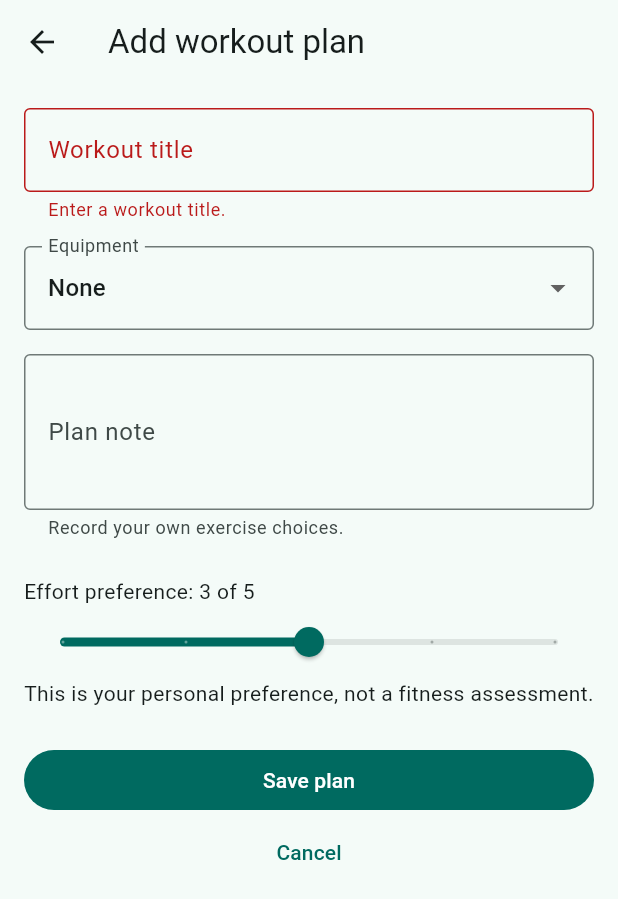
After one commit to jemel119/movement_quest, a Flutter app: the WorkoutEditorScreen screen opened directly, after a tap on "Save plan", on a phone screen of 412 x 824 dp. The commit adds this screen. Shown: the top 899 px of the screen. Run offline on Flutter 3.47's test engine with Material 3 defaults, Android fonts, the phone set to English and light mode, and no system bars; our stand-ins replace sqflite; accounts and stored records are empty.

Commit message:
Add validated workout editor and catalog actions

```diff
--- a/lib/controllers/workout_controller.dart
+++ b/lib/controllers/workout_controller.dart
@@ -63,18 +63,20 @@ class WorkoutController extends ChangeNotifier {
     );
   }
 
-  Future<bool> savePlan(WorkoutPlan plan) {
-    return _perform(
+  Future<WorkoutPlan?> savePlan(WorkoutPlan plan) async {
+    WorkoutPlan? saved;
+
+    await _perform(
       action: () async {
-        if (plan.id == null) {
-          await _workouts.createPlan(plan);
-        } else {
-          await _workouts.updatePlan(plan);
-        }
+        saved = plan.id == null
+            ? await _workouts.createPlan(plan)
+            : await _workouts.updatePlan(plan);
       },
       failureMessage:
           'Could not save or refresh your workouts. Reload before retrying.',
     );
+
+    return saved;
   }
 
   Future<bool> deletePlan(int id) {
--- a/lib/screens/workout_catalog_screen.dart
+++ b/lib/screens/workout_catalog_screen.dart
@@ -4,6 +4,7 @@ import 'package:provider/provider.dart';
 import '../controllers/workout_controller.dart';
 import '../models/workout_plan.dart';
 import '../widgets/workout_card.dart';
+import 'workout_editor_screen.dart';
 
 class WorkoutCatalogScreen extends StatefulWidget {
   const WorkoutCatalogScreen({super.key});
@@ -28,6 +29,18 @@ class _WorkoutCatalogScreenState extends State<WorkoutCatalogScreen> {
         controller.load();
       }
     });
+  }
+
+  Future<void> _openEditor({WorkoutPlan? plan}) async {
+    final controller = context.read<WorkoutController>();
+
+    if (controller.isBusy) {
+      return;
+    }
+
+    await Navigator.of(context).push<void>(
+      MaterialPageRoute<void>(builder: (_) => WorkoutEditorScreen(plan: plan)),
+    );
   }
 
   @override
@@ -92,6 +105,12 @@ class _WorkoutCatalogScreenState extends State<WorkoutCatalogScreen> {
                       ),
                     ),
                   ),
+                  const SizedBox(height: 12),
+                  FilledButton.icon(
+                    onPressed: controller.isBusy ? null : () => _openEditor(),
+                    icon: const Icon(Icons.add),
+                    label: const Text('Add plan'),
+                  ),
                 ],
               ),
             ),
@@ -139,9 +158,14 @@ class _WorkoutCatalogScreenState extends State<WorkoutCatalogScreen> {
                       padding: const EdgeInsets.fromLTRB(12, 0, 12, 16),
                       itemCount: plans.length,
                       itemBuilder: (context, index) {
+                        final plan = plans[index];
+
                         return WorkoutCard(
-                          key: ValueKey(plans[index].id),
-                          plan: plans[index],
+                          key: ValueKey(plan.id),
+                          plan: plan,
+                          onEdit: controller.isBusy
+                              ? null
+                              : () => _openEditor(plan: plan),
                         );
                       },
                     ),
--- /dev/null
+++ b/lib/screens/workout_editor_screen.dart
@@ -0,0 +1,255 @@
+import 'package:flutter/material.dart';
+import 'package:provider/provider.dart';
+
+import '../controllers/workout_controller.dart';
+import '../models/workout_plan.dart';
+
+class WorkoutEditorScreen extends StatefulWidget {
+  final WorkoutPlan? plan;
+
+  const WorkoutEditorScreen({super.key, this.plan});
+
+  @override
+  State<WorkoutEditorScreen> createState() => _WorkoutEditorScreenState();
+}
+
+class _WorkoutEditorScreenState extends State<WorkoutEditorScreen> {
+  final _formKey = GlobalKey<FormState>();
+
+  late final TextEditingController _titleController;
+  late final TextEditingController _noteController;
+
+  late String _equipmentTag;
+  late int _effortPreference;
+
+  bool _saving = false;
+  bool _confirmingLeave = false;
+  String? _saveError;
+
+  bool get _hasChanges {
+    final original = widget.plan;
+
+    return _titleController.text != (original?.title ?? '') ||
+        _noteController.text != (original?.planNote ?? '') ||
+        _equipmentTag != (original?.equipmentTag ?? 'None') ||
+        _effortPreference != (original?.effortPreference ?? 3);
+  }
+
+  @override
+  void initState() {
+    super.initState();
+
+    _titleController = TextEditingController(text: widget.plan?.title ?? '');
+    _noteController = TextEditingController(text: widget.plan?.planNote ?? '');
+    _equipmentTag = widget.plan?.equipmentTag ?? 'None';
+    _effortPreference = widget.plan?.effortPreference ?? 3;
+  }
+
+  Future<void> _requestLeave() async {
+    if (_saving || _confirmingLeave) {
+      return;
+    }
+
+    if (!_hasChanges) {
+      Navigator.of(context).pop();
+      return;
+    }
+
+    _confirmingLeave = true;
+
+    try {
+      final discard = await showDialog<bool>(
+        context: context,
+        builder: (dialogContext) => AlertDialog(
+          title: const Text('Discard changes?'),
+          content: const Text('Your unsaved changes will be lost.'),
+          actions: [
+            TextButton(
+              onPressed: () => Navigator.of(dialogContext).pop(false),
+              child: const Text('Keep editing'),
+            ),
+            FilledButton(
+              onPressed: () => Navigator.of(dialogContext).pop(true),
+              child: const Text('Discard'),
+            ),
+          ],
+        ),
+      );
+
+      if (!mounted) {
+        return;
+      }
+
+      if (discard == true) {
+        Navigator.of(context).pop();
+      }
+    } finally {
+      _confirmingLeave = false;
+    }
+  }
+
+  Future<void> _save() async {
+    final controller = context.read<WorkoutController>();
+
+    if (_saving || controller.isBusy) {
+      return;
+    }
+
+    if (!_formKey.currentState!.validate()) {
+      return;
+    }
+
+    FocusScope.of(context).unfocus();
+
+    setState(() {
+      _saving = true;
+      _saveError = null;
+    });
+
+    final plan = WorkoutPlan(
+      id: widget.plan?.id,
+      title: _titleController.text,
+      equipmentTag: _equipmentTag,
+      planNote: _noteController.text,
+      effortPreference: _effortPreference,
+    );
+
+    final saved = await controller.savePlan(plan);
+
+    if (!mounted) {
+      return;
+    }
+
+    if (saved != null) {
+      Navigator.of(context).pop();
+      return;
+    }
+
+    setState(() {
+      _saving = false;
+      _saveError = controller.error ?? 'Could not save this plan.';
+    });
+  }
+
+  @override
+  void dispose() {
+    _titleController.dispose();
+    _noteController.dispose();
+    super.dispose();
+  }
+
+  @override
+  Widget build(BuildContext context) {
+    final busy = _saving || context.watch<WorkoutController>().isBusy;
+
+    return PopScope<void>(
+      canPop: !busy && !_hasChanges,
+      onPopInvokedWithResult: (didPop, result) {
+        if (!didPop) {
+          _requestLeave();
+        }
+      },
+      child: Scaffold(
+        appBar: AppBar(
+          leading: IconButton(
+            tooltip: 'Back',
+            onPressed: busy ? null : _requestLeave,
+            icon: const Icon(Icons.arrow_back),
+          ),
+          title: Text(
+            widget.plan == null ? 'Add workout plan' : 'Edit workout plan',
+          ),
+        ),
+        body: Form(
+          key: _formKey,
+          onChanged: () => setState(() {}),
+          child: ListView(
+            padding: const EdgeInsets.all(16),
+            children: [
+              TextFormField(
+                controller: _titleController,
+                enabled: !busy,
+                textCapitalization: TextCapitalization.sentences,
+                decoration: const InputDecoration(
+                  labelText: 'Workout title',
+                  border: OutlineInputBorder(),
+                ),
+                validator: (value) {
+                  if (value == null || value.trim().isEmpty) {
+                    return 'Enter a workout title.';
+                  }
+                  return null;
+                },
+              ),
+              const SizedBox(height: 16),
+              DropdownButtonFormField<String>(
+                initialValue: _equipmentTag,
+                decoration: const InputDecoration(
+                  labelText: 'Equipment',
+                  border: OutlineInputBorder(),
+                ),
+                items: WorkoutPlan.equipmentTags
+                    .map(
+                      (tag) => DropdownMenuItem(value: tag, child: Text(tag)),
+                    )
+                    .toList(),
+                onChanged: busy
+                    ? null
+                    : (value) {
+                        if (value != null) {
+                          setState(() => _equipmentTag = value);
+                        }
+                      },
+              ),
+              const SizedBox(height: 16),
+              TextFormField(
+                controller: _noteController,
+                enabled: !busy,
+                minLines: 3,
+                maxLines: 6,
+                decoration: const InputDecoration(
+                  labelText: 'Plan note',
+                  helperText: 'Record your own exercise choices.',
+                  border: OutlineInputBorder(),
+                ),
+              ),
+              const SizedBox(height: 24),
+              Text('Effort preference: $_effortPreference of 5'),
+              Slider(
+                value: _effortPreference.toDouble(),
+                min: 1,
+                max: 5,
+                divisions: 4,
+                label: '$_effortPreference of 5',
+                semanticFormatterCallback: (value) {
+                  return 'Effort preference ${value.round()} of 5';
+                },
+                onChanged: busy
+                    ? null
+                    : (value) {
+                        setState(() => _effortPreference = value.round());
+                      },
+              ),
+              const Text(
+                'This is your personal preference, not a fitness assessment.',
+              ),
+              if (_saveError != null) ...[
+                const SizedBox(height: 16),
+                Text(_saveError!, semanticsLabel: 'Error: $_saveError'),
+              ],
+              const SizedBox(height: 24),
+              FilledButton(
+                onPressed: busy ? null : _save,
+                child: Text(_saving ? 'Saving...' : 'Save plan'),
+              ),
+              TextButton(
+                onPressed: busy ? null : _requestLeave,
+                child: const Text('Cancel'),
+              ),
+            ],
+          ),
+        ),
+      ),
+    );
+  }
+}
```
Also changed, not shown: lib/widgets/workout_card.dart (+10 -1 lines).
